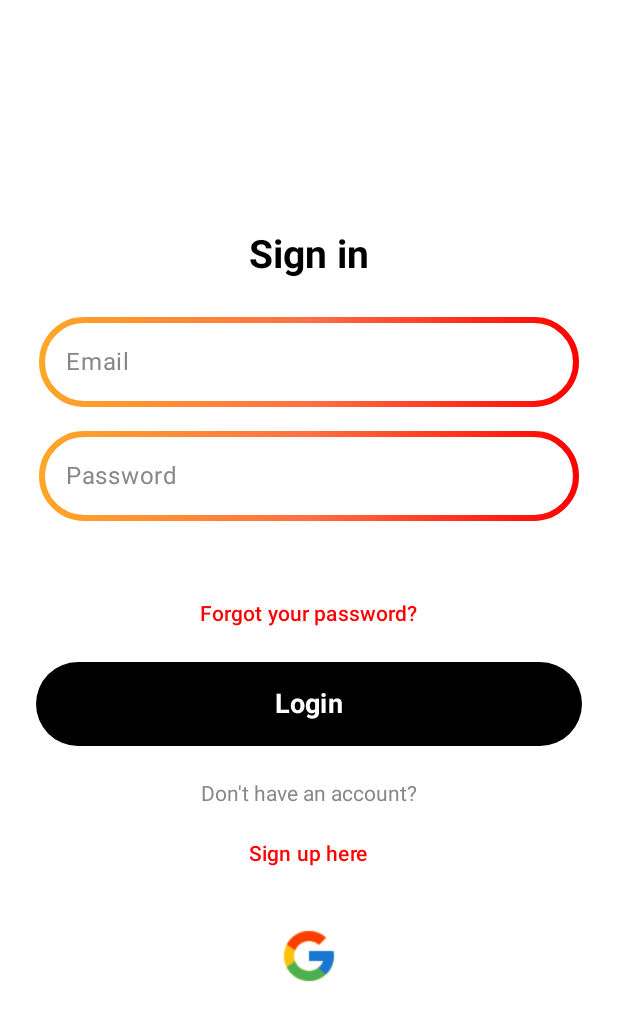
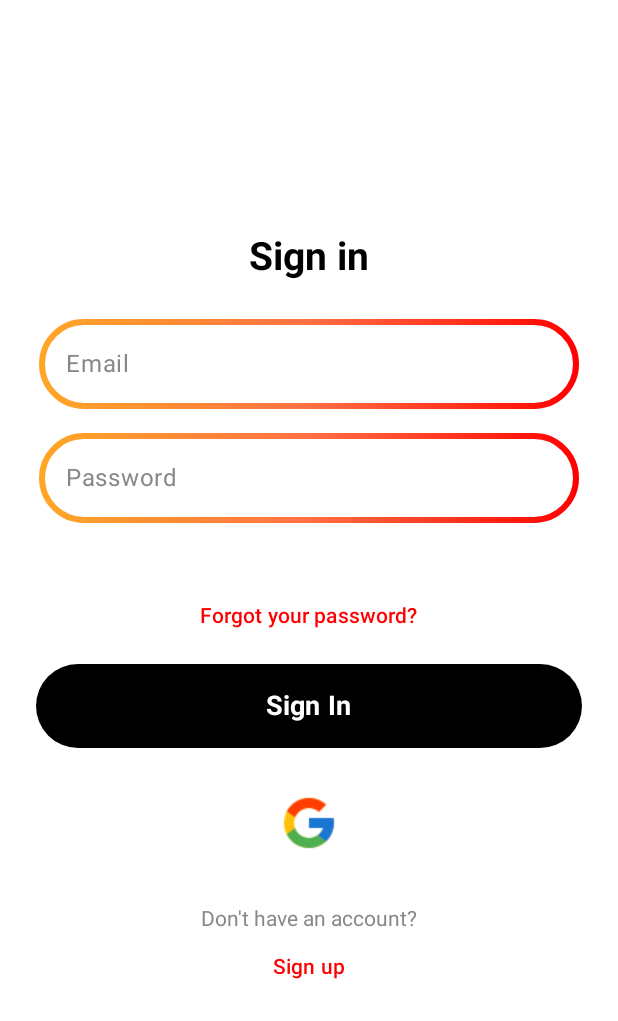
Before and after one commit to marcdegelo/uSlim, an Android app built with Jetpack Compose: the LoginScreen screen opened through its navigation route, on a phone screen of 412 x 824 dp. Shown: the top 1021 px of the screen. Run offline under Robolectric (Android 15) with nearby library versions, the phone set to English and light mode, and no system bars; our stand-ins replace Firebase (no records; nobody signed in at launch, a user with empty details on screens opened directly); libraries missing offline, so code that uses them is left out: com.github.mikephil.charting; pictures from the network do not load; 1 statement that could not run was skipped.

Commit message:
Your new commit message

```diff
--- a/app/src/main/java/com/flutschi/islim/ui/screens/LoginScreen.kt
+++ b/app/src/main/java/com/flutschi/islim/ui/screens/SignInScreen.kt
@@ -5,7 +5,6 @@ import androidx.activity.compose.rememberLauncherForActivityResult
 import androidx.activity.result.contract.ActivityResultContracts
 import androidx.compose.foundation.background
 import androidx.compose.foundation.layout.*
-import androidx.compose.foundation.text.KeyboardOptions
 import androidx.compose.material3.*
 import androidx.compose.runtime.*
 import androidx.compose.ui.Alignment
@@ -13,7 +12,6 @@ import androidx.compose.ui.Modifier
 import androidx.compose.ui.graphics.Color
 import androidx.compose.ui.text.font.FontWeight
 import androidx.compose.ui.text.input.KeyboardType
-import androidx.compose.ui.text.input.PasswordVisualTransformation
 import androidx.compose.ui.unit.dp
 import androidx.compose.ui.unit.sp
 import androidx.navigation.NavController
@@ -39,12 +37,14 @@ fun LoginScreen(navController: NavController) {
     val googleSignInLauncher = rememberLauncherForActivityResult(
         contract = ActivityResultContracts.StartActivityForResult()
     ) { result ->
-        AuthUtils.handleGoogleSignInResult(
-            resultIntent = result.data,
-            context = context,
-            navController = navController,
-            coroutineScope = coroutineScope
-        )
+        coroutineScope.launch { // <--- ADD THIS LINE
+            AuthUtils.handleGoogleSignInResult(
+                resultIntent = result.data,
+                context = context,
+                navController = navController,
+                coroutineScope = coroutineScope // Pass the existing scope
+            )
+        } // <--- AND THIS CLOSING BRACE
     }
 
     Column(
@@ -96,7 +96,7 @@ fun LoginScreen(navController: NavController) {
         Spacer(modifier = Modifier.height(8.dp))
 
         BlackButton(
-            text = "Login",
+            text = "Sign In",
             onClick = {
                 coroutineScope.launch {
                     loginUser(email, password, context, navController)
@@ -104,24 +104,7 @@ fun LoginScreen(navController: NavController) {
             }
         )
 
-        Spacer(modifier = Modifier.height(24.dp))
-
-        Text(
-            text = "Don't have an account?",
-            fontSize = 14.sp,
-            color = AppColors.placeholderColor
-        )
-
-        Spacer(modifier = Modifier.height(8.dp))
-
-        TextButton(onClick = { navController.navigate("signup") }) {
-            Text(
-                text = "Sign up here",
-                color = AppColors.gradientEnd,
-                fontSize = 14.sp
-            )
-        }
-        Spacer(modifier = Modifier.height(12.dp))
+        Spacer(modifier = Modifier.height(18.dp))
 
         Row(
             modifier = Modifier
@@ -137,6 +120,22 @@ fun LoginScreen(navController: NavController) {
             )
 
         }
+
+        Spacer(modifier = Modifier.height(24.dp))
+
+        Text(
+            text = "Don't have an account?",
+            fontSize = 14.sp,
+            color = AppColors.placeholderColor
+        )
+
+        TextButton(onClick = { navController.navigate("signup") }) {
+            Text(
+                text = "Sign up",
+                color = AppColors.gradientEnd,
+                fontSize = 14.sp
+            )
+        }
     }
 }
 
```
Also changed, not shown: 2 other files.
